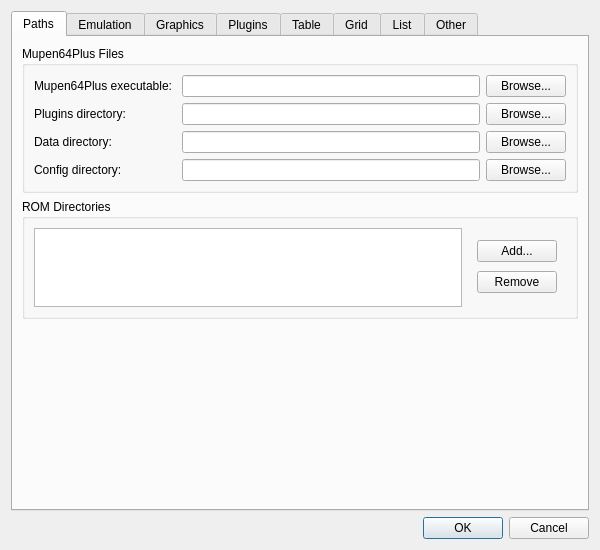
Qt form src/dialogs/settingsdialog.ui (dh4/mupen64plus-qt) before a commit.
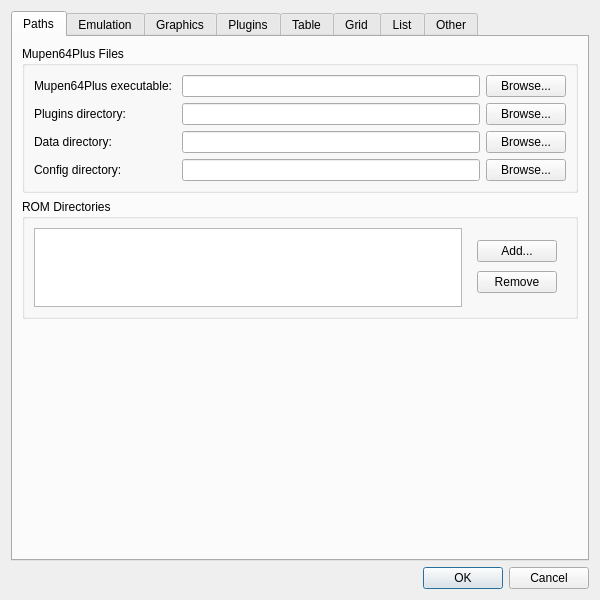
The same form after that commit.

Commit message: Make settings dialog slightly larger

```diff
--- a/src/dialogs/settingsdialog.ui
+++ b/src/dialogs/settingsdialog.ui
@@ -7,13 +7,13 @@
     <x>0</x>
     <y>0</y>
     <width>600</width>
-    <height>550</height>
+    <height>600</height>
    </rect>
   </property>
   <property name="minimumSize">
    <size>
     <width>550</width>
-    <height>500</height>
+    <height>575</height>
    </size>
   </property>
   <property name="windowTitle">
```
